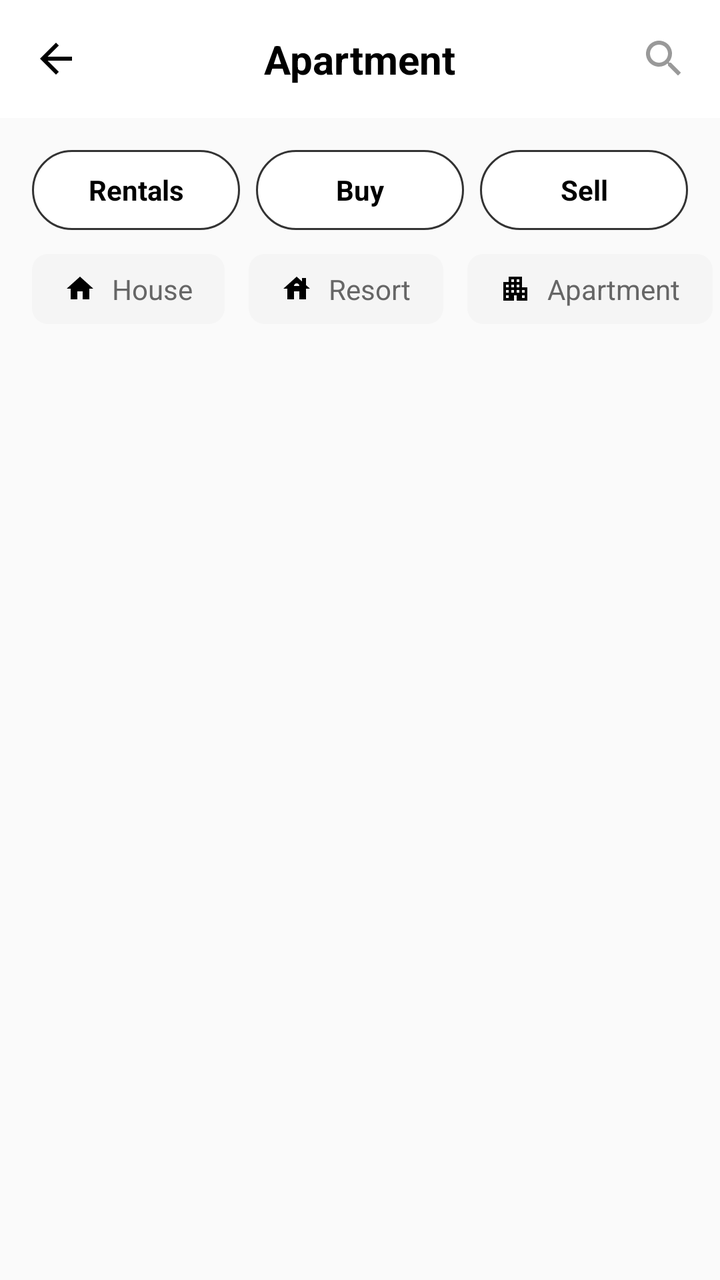
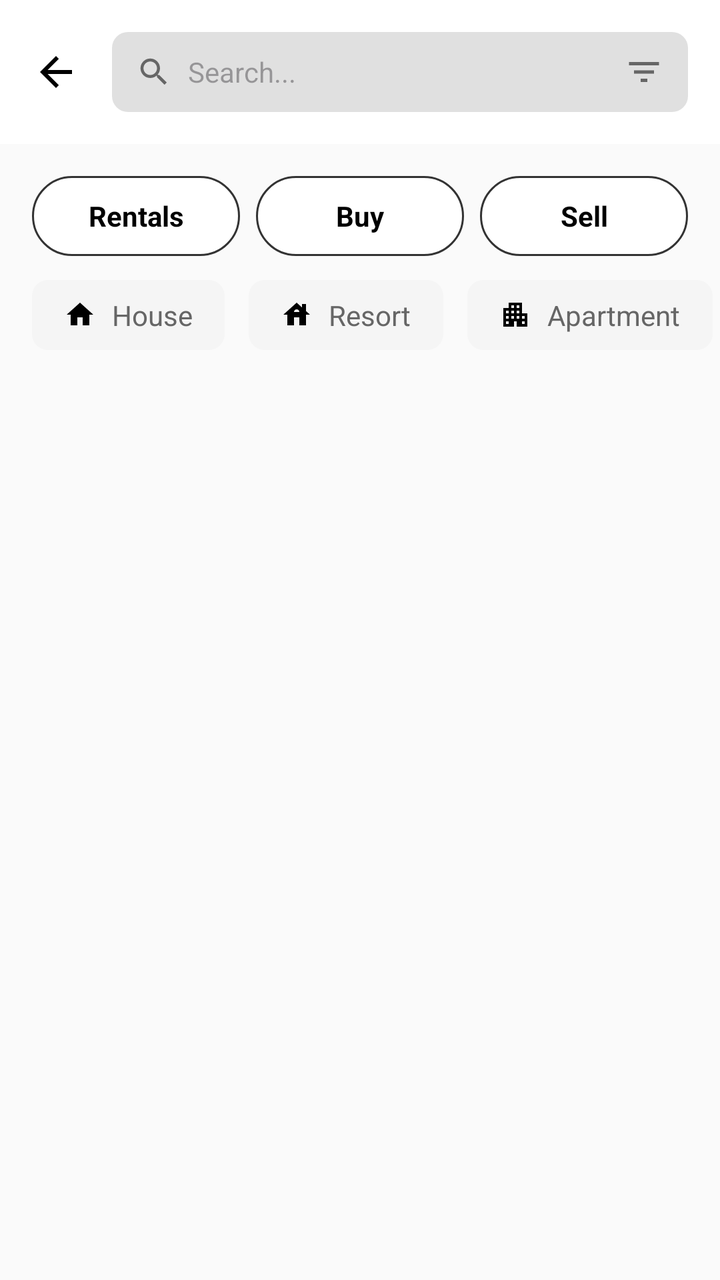

The first picture is an Android layout as it rendered before a commit; the second is the same layout after the commit. The layout source and the unified diff follow.
<!-- AndroidManifest.xml: application theme Theme.DeCasaApps -->
<!-- res/layout/activity_search.xml -->
<?xml version="1.0" encoding="utf-8"?>
<LinearLayout xmlns:android="http://schemas.android.com/apk/res/android"
    xmlns:app="http://schemas.android.com/apk/res-auto"
    xmlns:tools="http://schemas.android.com/tools"
    android:layout_width="match_parent"
    android:layout_height="match_parent"
    android:orientation="vertical"
    android:background="#FAFAFA"
    tools:context=".SearchActivity">

    
    <RelativeLayout
        android:layout_width="match_parent"
        android:layout_height="wrap_content"
        android:padding="16dp"
        android:background="#FFFFFF">

        <ImageView
            android:id="@+id/btnBack"
            android:layout_width="24dp"
            android:layout_height="24dp"
            android:layout_centerVertical="true"
            android:src="@drawable/ic_back_arrow"
            app:tint="#000000" />

        <TextView
            android:id="@+id/tvPageTitle"
            android:layout_width="wrap_content"
            android:layout_height="wrap_content"
            android:layout_centerInParent="true"
            android:text="Apartment"
            android:textColor="#000000"
            android:textSize="20sp"
            android:textStyle="bold" />

        <ImageView
            android:layout_width="24dp"
            android:layout_height="24dp"
            android:layout_alignParentEnd="true"
            android:layout_centerVertical="true"
            android:src="@drawable/ic_search"
            app:tint="#999999" />
    </RelativeLayout>

    
    <LinearLayout
        android:layout_width="match_parent"
        android:layout_height="wrap_content"
        android:orientation="horizontal"
        android:paddingHorizontal="16dp"
        android:paddingTop="16dp"
        android:paddingBottom="12dp">

        <TextView
            android:id="@+id/btnRentals"
            android:layout_width="0dp"
            android:layout_height="40dp"
            android:layout_weight="1"
            android:background="@drawable/button_outline_rounded"
            android:gravity="center"
            android:text="Rentals"
            android:textColor="#000000"
            android:textStyle="bold"
            android:clickable="true"
            android:focusable="true"
            android:layout_marginEnd="8dp"/>

        <TextView
            android:id="@+id/btnBuy"
            android:layout_width="0dp"
            android:layout_height="40dp"
            android:layout_weight="1"
            android:background="@drawable/button_outline_rounded"
            android:gravity="center"
            android:text="Buy"
            android:textColor="#000000"
            android:textStyle="bold"
            android:clickable="true"
            android:focusable="true"
            android:layout_marginEnd="8dp"/>

        <TextView
            android:id="@+id/btnSell"
            android:layout_width="0dp"
            android:layout_height="40dp"
            android:layout_weight="1"
            android:background="@drawable/button_outline_rounded"
            android:gravity="center"
            android:text="Sell"
            android:textColor="#000000"
            android:textStyle="bold"
            android:clickable="true"
            android:focusable="true"/>
    </LinearLayout>

    
    <HorizontalScrollView
        android:layout_width="match_parent"
        android:layout_height="wrap_content"
        android:scrollbars="none"
        android:paddingBottom="16dp"
        android:clipToPadding="false">
        
        <LinearLayout
            android:layout_width="wrap_content"
            android:layout_height="wrap_content"
            android:orientation="horizontal"
            android:paddingStart="16dp"
            android:paddingEnd="16dp">

            <LinearLayout
                android:layout_width="wrap_content"
                android:layout_height="wrap_content"
                android:orientation="horizontal"
                android:background="@drawable/bg_chip_gray"
                android:gravity="center_vertical"
                android:paddingHorizontal="16dp"
                android:paddingVertical="8dp"
                android:layout_marginEnd="12dp">
                <ImageView
                    android:layout_width="16dp"
                    android:layout_height="16dp"
                    android:src="@drawable/ic_house"
                    app:tint="#000000"/>
                <TextView
                    android:layout_width="wrap_content"
                    android:layout_height="wrap_content"
                    android:text="House"
                    android:textColor="#666666"
                    android:textSize="14sp"
                    android:layout_marginStart="8dp"/>
            </LinearLayout>

            <LinearLayout
                android:layout_width="wrap_content"
                android:layout_height="wrap_content"
                android:orientation="horizontal"
                android:background="@drawable/bg_chip_gray"
                android:gravity="center_vertical"
                android:paddingHorizontal="16dp"
                android:paddingVertical="8dp"
                android:layout_marginEnd="12dp">
                <ImageView
                    android:layout_width="16dp"
                    android:layout_height="16dp"
                    android:src="@drawable/ic_villa"
                    app:tint="#000000"/>
                <TextView
                    android:layout_width="wrap_content"
                    android:layout_height="wrap_content"
                    android:text="Resort"
                    android:textColor="#666666"
                    android:textSize="14sp"
                    android:layout_marginStart="8dp"/>
            </LinearLayout>

            <LinearLayout
                android:layout_width="wrap_content"
                android:layout_height="wrap_content"
                android:orientation="horizontal"
                android:background="@drawable/bg_chip_gray"
                android:gravity="center_vertical"
                android:paddingHorizontal="16dp"
                android:paddingVertical="8dp">
                <ImageView
                    android:layout_width="16dp"
                    android:layout_height="16dp"
                    android:src="@drawable/ic_apartement"
                    app:tint="#000000"/>
                <TextView
                    android:layout_width="wrap_content"
                    android:layout_height="wrap_content"
                    android:text="Apartment"
                    android:textColor="#666666"
                    android:textSize="14sp"
                    android:layout_marginStart="8dp"/>
            </LinearLayout>

        </LinearLayout>
    </HorizontalScrollView>

    
    <androidx.recyclerview.widget.RecyclerView
        android:id="@+id/rvSearchResults"
        android:layout_width="match_parent"
        android:layout_height="match_parent"
        android:paddingHorizontal="16dp"
        android:clipToPadding="false"/>

</LinearLayout>
<!-- resources referenced by this layout -->
<resources>
  <!-- drawable bg_chip_gray (drawable) -->
  <?xml version="1.0" encoding="utf-8"?>
  <shape xmlns:android="http://schemas.android.com/apk/res/android"
      android:shape="rectangle">
      <corners android:radius="8dp" />
      <solid android:color="#F5F5F5" />
  </shape>
  <!-- drawable button_outline_rounded (drawable) -->
  <?xml version="1.0" encoding="utf-8"?>
  <shape xmlns:android="http://schemas.android.com/apk/res/android"
      android:shape="rectangle">
      <corners android:radius="20dp" />
      <stroke
          android:width="1dp"
          android:color="#333333" />
      <solid android:color="#FFFFFF" />
  </shape>
  <!-- drawable ic_apartement (drawable) -->
  <vector xmlns:android="http://schemas.android.com/apk/res/android"
      android:width="24dp"
      android:height="24dp"
      android:viewportWidth="24"
      android:viewportHeight="24">
      <path
          android:fillColor="#000000"
          android:pathData="M17,11V3H7v4H3v14h8v-4h2v4h8V11H17zM7,19H5v-2h2V19zM7,15H5v-2h2V15zM7,11H5V9h2V11zM11,15H9v-2h2V15zM11,11H9V9h2V11zM11,7H9V5h2V7zM15,15h-2v-2h2V15zM15,11h-2V9h2V11zM15,7h-2V5h2V7zM19,19h-2v-2h2V19zM19,15h-2v-2h2V15z"/>
  </vector>
  <!-- drawable ic_back_arrow (drawable) -->
  <vector xmlns:android="http://schemas.android.com/apk/res/android"
      android:width="24dp"
      android:height="24dp"
      android:viewportWidth="24"
      android:viewportHeight="24">
      <path
          android:fillColor="#000000"
          android:pathData="M20,11H7.83l5.59,-5.59L12,4l-8,8 8,8 1.41,-1.41L7.83,13H20v-2z"/>
  </vector>
  <!-- drawable ic_house (drawable) -->
  <vector xmlns:android="http://schemas.android.com/apk/res/android"
      android:width="24dp"
      android:height="24dp"
      android:viewportWidth="24"
      android:viewportHeight="24">
      <path
          android:fillColor="#000000"
          android:pathData="M10,20v-6h4v6h5v-8h3L12,3 2,12h3v8z"/>
  </vector>
  <!-- drawable ic_search (drawable) -->
  <vector xmlns:android="http://schemas.android.com/apk/res/android"
      android:width="24dp"
      android:height="24dp"
      android:viewportWidth="24"
      android:viewportHeight="24">
      <path
          android:fillColor="#000000"
          android:pathData="M15.5,14h-0.79l-0.28,-0.27C15.41,12.59 16,11.11 16,9.5 16,5.91 13.09,3 9.5,3S3,5.91 3,9.5 5.91,16 9.5,16c1.61,0 3.09,-0.59 4.23,-1.57l0.27,0.28v0.79l5,4.99L20.49,19l-4.99,-5zM9.5,14C7.01,14 5,11.99 5,9.5S7.01,5 9.5,5 14,7.01 14,9.5 11.99,14 9.5,14z"/>
  </vector>
  <!-- drawable ic_villa (drawable) -->
  <vector xmlns:android="http://schemas.android.com/apk/res/android"
      android:width="24dp"
      android:height="24dp"
      android:viewportWidth="24"
      android:viewportHeight="24">
      <path
          android:fillColor="#000000"
          android:pathData="M19,9.3V4h-3v2.6L12,3L2,12h3v8h5v-6h4v6h5v-8h3L19,9.3zM10,10c0,-1.1 0.9,-2 2,-2s2,0.9 2,2H10z"/>
  </vector>
  <style name="Theme.DeCasaApps" parent="Base.Theme.DeCasaApps" />
  <style name="Base.Theme.DeCasaApps" parent="Theme.Material3.DayNight.NoActionBar">
          
          
      </style>
</resources>

<!-- the commit's change to res/layout/activity_search.xml (unified diff, before → after) -->
@@ -9,38 +9,57 @@
     tools:context=".SearchActivity">
 
     
-    <RelativeLayout
+    <LinearLayout
         android:layout_width="match_parent"
         android:layout_height="wrap_content"
+        android:orientation="horizontal"
         android:padding="16dp"
-        android:background="#FFFFFF">
+        android:background="#FFFFFF"
+        android:gravity="center_vertical">
 
         <ImageView
             android:id="@+id/btnBack"
             android:layout_width="24dp"
             android:layout_height="24dp"
-            android:layout_centerVertical="true"
             android:src="@drawable/ic_back_arrow"
-            app:tint="#000000" />
-
-        <TextView
-            android:id="@+id/tvPageTitle"
-            android:layout_width="wrap_content"
-            android:layout_height="wrap_content"
-            android:layout_centerInParent="true"
-            android:text="Apartment"
-            android:textColor="#000000"
-            android:textSize="20sp"
-            android:textStyle="bold" />
-
-        <ImageView
-            android:layout_width="24dp"
-            android:layout_height="24dp"
-            android:layout_alignParentEnd="true"
-            android:layout_centerVertical="true"
-            android:src="@drawable/ic_search"
-            app:tint="#999999" />
-    </RelativeLayout>
+            app:tint="#000000"
+            android:layout_marginEnd="16dp"/>
+
+        <LinearLayout
+            android:layout_width="0dp"
+            android:layout_height="40dp"
+            android:layout_weight="1"
+            android:background="@drawable/bg_input_gray"
+            android:gravity="center_vertical"
+            android:paddingHorizontal="12dp">
+
+            <ImageView
+                android:layout_width="18dp"
+                android:layout_height="18dp"
+                android:src="@drawable/ic_search"
+                app:tint="#666666"/>
+
+            <EditText
+                android:id="@+id/etSearchQuery"
+                android:layout_width="0dp"
+                android:layout_height="match_parent"
+                android:layout_weight="1"
+                android:background="@null"
+                android:hint="Search..."
+                android:paddingHorizontal="8dp"
+                android:textSize="14sp"
+                android:textColor="#000000"
+                android:imeOptions="actionSearch"
+                android:inputType="text"/>
+
+            <ImageView
+                android:id="@+id/btnFilter"
+                android:layout_width="20dp"
+                android:layout_height="20dp"
+                android:src="@drawable/ic_filter"
+                app:tint="#666666"/>
+        </LinearLayout>
+    </LinearLayout>
 
     
     <LinearLayout
<!-- resource entries referenced after the edit -->
@@ -6,6 +6,12 @@
       android:shape="rectangle">
       <corners android:radius="8dp" />
       <solid android:color="#F5F5F5" />
+  </shape>
+  <!-- drawable bg_input_gray (drawable) -->
+  <?xml version="1.0" encoding="utf-8"?>
+  <shape xmlns:android="http://schemas.android.com/apk/res/android">
+      <solid android:color="#E0E0E0" />
+      <corners android:radius="8dp" />
   </shape>
   <!-- drawable button_outline_rounded (drawable) -->
   <?xml version="1.0" encoding="utf-8"?>
@@ -36,6 +42,16 @@
       <path
           android:fillColor="#000000"
           android:pathData="M20,11H7.83l5.59,-5.59L12,4l-8,8 8,8 1.41,-1.41L7.83,13H20v-2z"/>
+  </vector>
+  <!-- drawable ic_filter (drawable) -->
+  <vector xmlns:android="http://schemas.android.com/apk/res/android"
+      android:width="24dp"
+      android:height="24dp"
+      android:viewportWidth="24"
+      android:viewportHeight="24">
+      <path
+          android:fillColor="#000000"
+          android:pathData="M10,18h4v-2h-4v2zM3,6v2h18V6H3zM6,13h12v-2H6v2z"/>
   </vector>
   <!-- drawable ic_house (drawable) -->
   <vector xmlns:android="http://schemas.android.com/apk/res/android"
@@ -70,7 +86,13 @@
   <style name="Theme.DeCasaApps" parent="Base.Theme.DeCasaApps" />
   <style name="Base.Theme.DeCasaApps" parent="Theme.Material3.DayNight.NoActionBar">
           
-          
+          <item name="colorPrimary">@color/primary</item>
+          <item name="colorSecondary">@color/primary2</item>
+          <item name="colorTertiary">@color/primary1</item>
+          <item name="android:statusBarColor">@color/primary</item>
       </style>
+  <color name="primary">#717C6D</color>
+  <color name="primary2">#3C3D37</color>
+  <color name="primary1">#717C6D</color>
 </resources>
 
